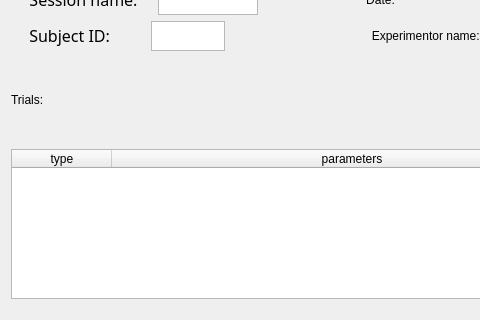
Above: UI/create_session.ui from KehatSudri/Behavior_System2.0 before the change; both pictures show x 0 to 480 and y 159 to 479 of the 604 by 769 pixel window. Below: the same form after it.
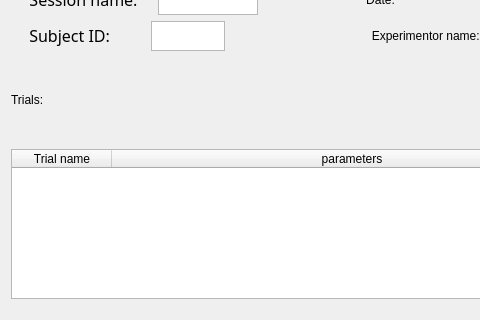
That is the form after the change.

The edit to the form file:
```diff
--- a/UI/create_session.ui
+++ b/UI/create_session.ui
@@ -719,7 +719,7 @@
           </attribute>
           <column>
            <property name="text">
-            <string>type</string>
+            <string>Trial name</string>
            </property>
           </column>
           <column>
```
